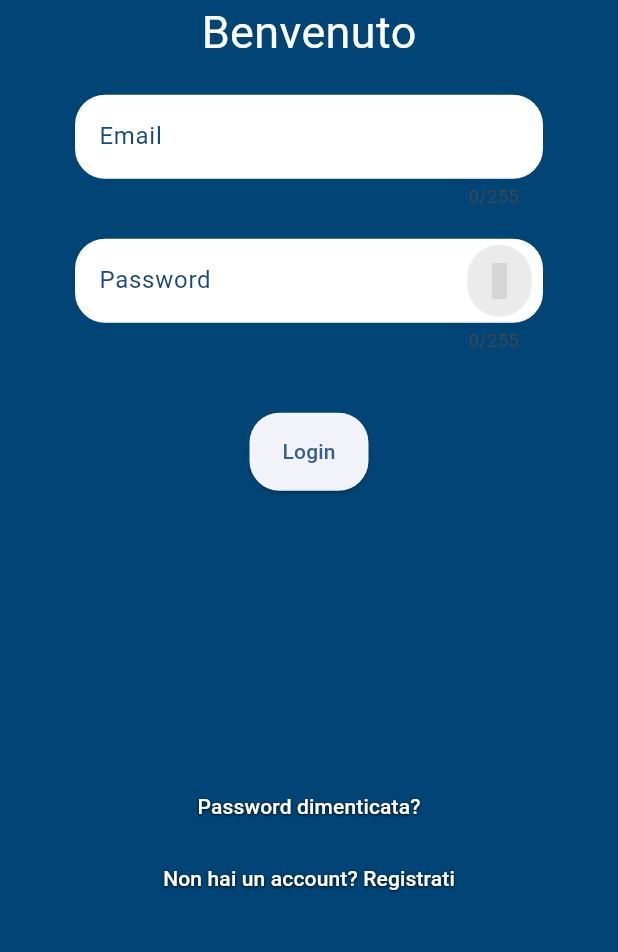
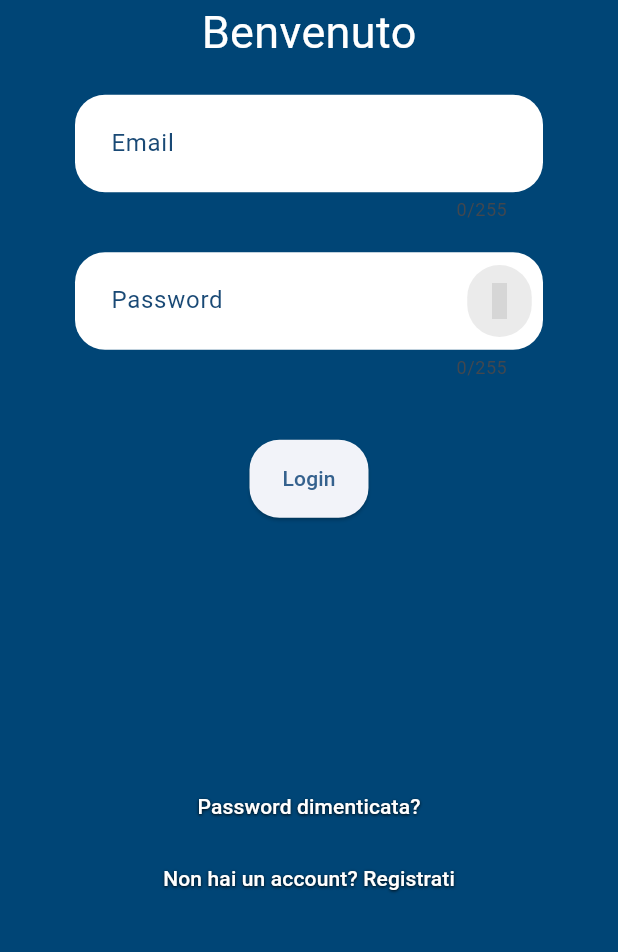
Before and after one commit to benedettoscala/CiviConnect, a Flutter app: the screen it shows after launch, after a tap on "Login", on a phone screen of 412 x 824 dp, the part 277-1229 px from its top. Run offline on Flutter 3.47's test engine with Material 3 defaults, Android fonts, the phone set to English and light mode, and no system bars; drawn by our look-alikes of flutter_form_builder; our stand-ins replace cloud_firestore, firebase_auth, firebase_core, flutter_svg, form_builder_validators, hugeicons; accounts and stored records are empty; grey boxes are pictures that could not be loaded.

Commit message:
login_utente_gui.dart: removed floating label on focus, minor error text restyling

```diff
--- a/src/lib/user_management/login_utente_gui.dart
+++ b/src/lib/user_management/login_utente_gui.dart
@@ -56,7 +56,7 @@ class _LoginUtenteGUIState extends State<LoginUtenteGUI> {
                   ),
                   const SizedBox(height: 20),
                   FormBuilderTextField(
-
+                    textAlignVertical: TextAlignVertical.center,
                     validator: FormBuilderValidators.compose([
                       FormBuilderValidators.maxLength(255),
                       FormBuilderValidators.email(),
@@ -216,10 +216,12 @@ InputDecoration _inputDecoration(BuildContext context, {String? labelText, VoidC
         },
       ),
     ),
+    ///Other Decoration properties
+    contentPadding: const EdgeInsets.fromLTRB(20, 5, 20, 20), //TODO: Check padding - Working on default size;
     labelText: labelText,
     filled: true,
     fillColor: Theme.of(context).colorScheme.onPrimary,
-    floatingLabelBehavior: FloatingLabelBehavior.auto,
+    floatingLabelBehavior: FloatingLabelBehavior.never,
     errorBorder: UnderlineInputBorder(
       borderRadius: BorderRadius.circular(20),
       borderSide: BorderSide(
@@ -232,13 +234,18 @@ InputDecoration _inputDecoration(BuildContext context, {String? labelText, VoidC
     color: Theme.of(context).colorScheme.onPrimaryContainer,
         backgroundColor: Theme.of(context).colorScheme.onPrimary,
       ),
-    floatingLabelStyle: TextStyle(
-      height: 1.0,
+    /*floatingLabelStyle: TextStyle(
+      height: 12.0,
       color: Theme.of(context).colorScheme.onPrimaryContainer,
-    ),
+    ),*/
     border: UnderlineInputBorder(
       borderRadius: BorderRadius.circular(20),
       borderSide: BorderSide.none
+    ),
+    errorMaxLines: 2,
+    errorStyle: TextStyle(
+      color: Theme.of(context).colorScheme.error,
+      //backgroundColor: Theme.of(context).colorScheme.onPrimary,
     ),
   );
 }
```
